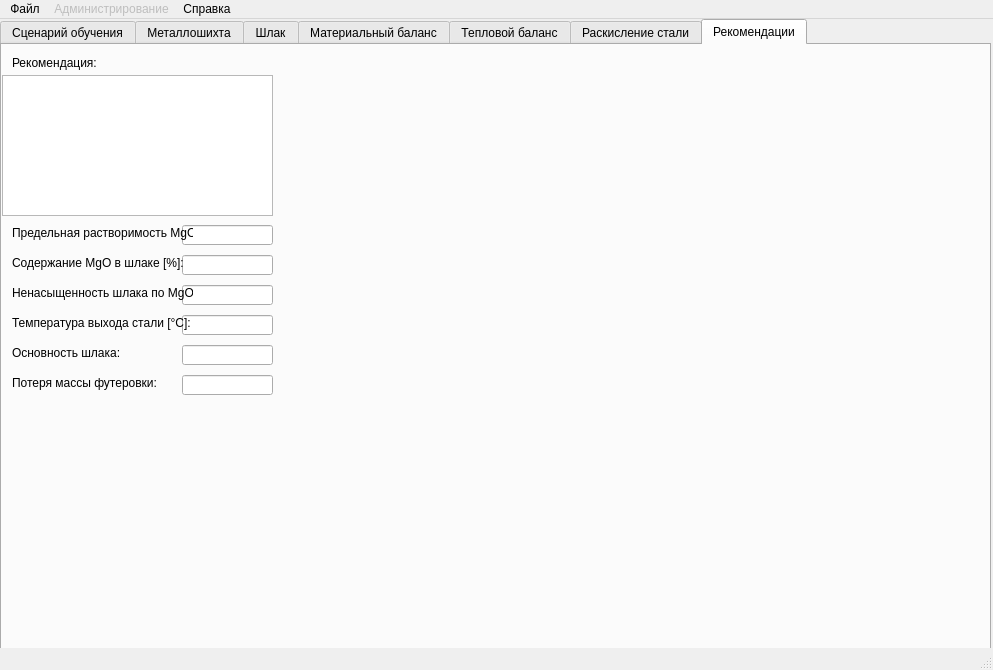
Before: the Qt Designer form GUI/OperForm.ui in DeppaRet/SteelmakingConverter, drawn with Qt 5.
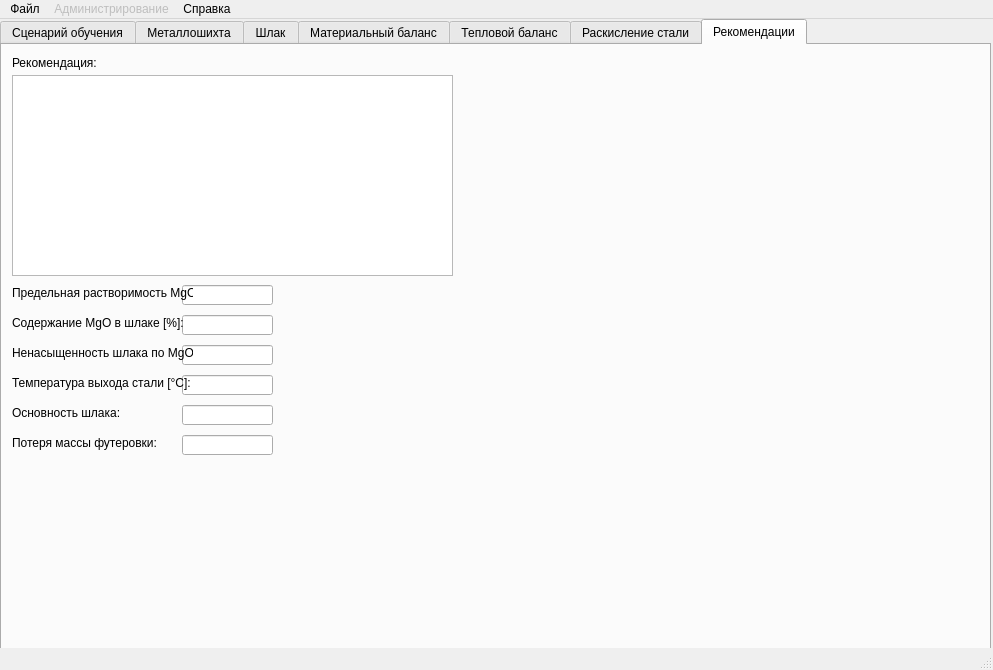
After: the same form once the commit is applied. The open tabs and pages were chosen to show the change. Icons and pictures are not drawn.

What changed in the file:
```diff
--- a/GUI/OperForm.ui
+++ b/GUI/OperForm.ui
@@ -3831,8 +3831,8 @@
       </property>
       <property name="geometry">
        <rect>
-        <x>290</x>
-        <y>40</y>
+        <x>400</x>
+        <y>240</y>
         <width>51</width>
         <height>61</height>
        </rect>
@@ -3861,7 +3861,7 @@
       <property name="geometry">
        <rect>
         <x>180</x>
-        <y>180</y>
+        <y>240</y>
         <width>91</width>
         <height>20</height>
        </rect>
@@ -3874,7 +3874,7 @@
       <property name="geometry">
        <rect>
         <x>180</x>
-        <y>210</y>
+        <y>270</y>
         <width>91</width>
         <height>20</height>
        </rect>
@@ -3887,7 +3887,7 @@
       <property name="geometry">
        <rect>
         <x>180</x>
-        <y>240</y>
+        <y>300</y>
         <width>91</width>
         <height>20</height>
        </rect>
@@ -3900,7 +3900,7 @@
       <property name="geometry">
        <rect>
         <x>180</x>
-        <y>270</y>
+        <y>330</y>
         <width>91</width>
         <height>20</height>
        </rect>
@@ -3913,7 +3913,7 @@
       <property name="geometry">
        <rect>
         <x>180</x>
-        <y>300</y>
+        <y>360</y>
         <width>91</width>
         <height>20</height>
        </rect>
@@ -3926,7 +3926,7 @@
       <property name="geometry">
        <rect>
         <x>180</x>
-        <y>330</y>
+        <y>390</y>
         <width>91</width>
         <height>20</height>
        </rect>
@@ -3936,7 +3936,7 @@
       <property name="geometry">
        <rect>
         <x>10</x>
-        <y>180</y>
+        <y>240</y>
         <width>181</width>
         <height>16</height>
        </rect>
@@ -3949,7 +3949,7 @@
       <property name="geometry">
        <rect>
         <x>10</x>
-        <y>210</y>
+        <y>270</y>
         <width>181</width>
         <height>16</height>
        </rect>
@@ -3962,7 +3962,7 @@
       <property name="geometry">
        <rect>
         <x>10</x>
-        <y>240</y>
+        <y>300</y>
         <width>181</width>
         <height>16</height>
        </rect>
@@ -3975,7 +3975,7 @@
       <property name="geometry">
        <rect>
         <x>10</x>
-        <y>270</y>
+        <y>330</y>
         <width>181</width>
         <height>16</height>
        </rect>
@@ -3988,7 +3988,7 @@
       <property name="geometry">
        <rect>
         <x>10</x>
-        <y>300</y>
+        <y>360</y>
         <width>181</width>
         <height>16</height>
        </rect>
@@ -4001,7 +4001,7 @@
       <property name="geometry">
        <rect>
         <x>10</x>
-        <y>330</y>
+        <y>390</y>
         <width>181</width>
         <height>16</height>
        </rect>
@@ -4029,10 +4029,10 @@
       </property>
       <property name="geometry">
        <rect>
-        <x>0</x>
+        <x>10</x>
         <y>30</y>
-        <width>271</width>
-        <height>141</height>
+        <width>441</width>
+        <height>201</height>
        </rect>
       </property>
       <property name="readOnly">
```
Left out of the diff: 32 changed lines with no effect on the pictures.
